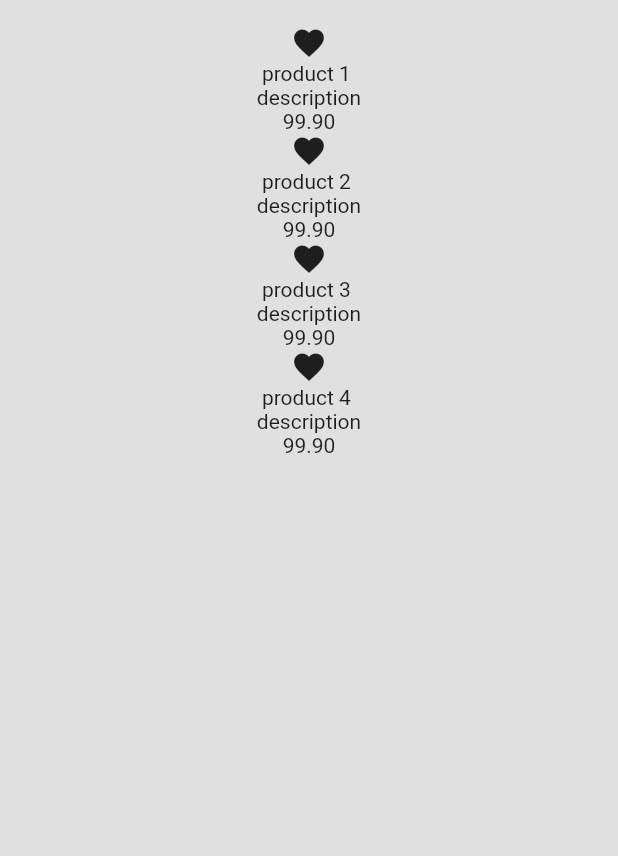
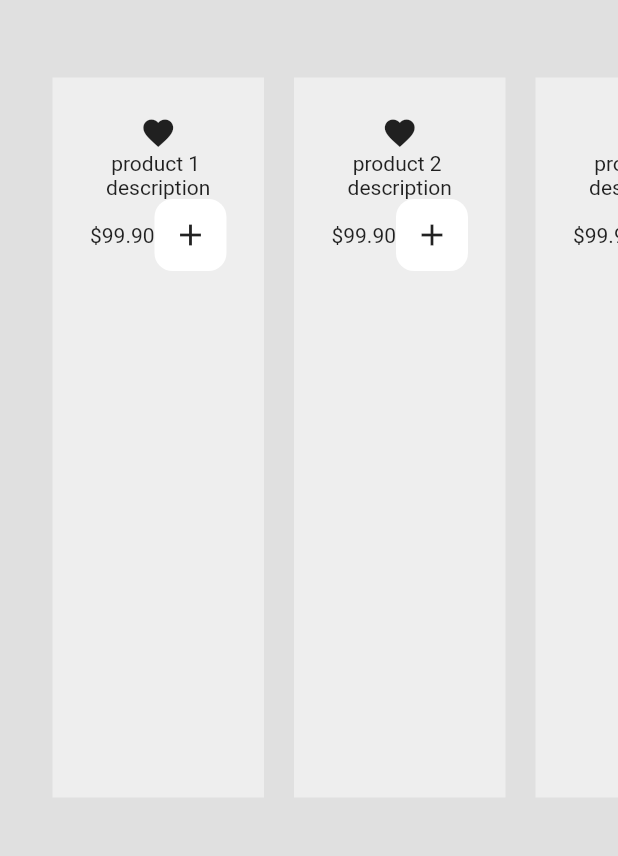
Before and after one commit to Prashantnandwana/minimal_ecommerce_app, a Flutter app: the ShopPage screen opened by its route, on a phone screen of 412 x 824 dp, the part 59-915 px from its top. Run offline on Flutter 3.47's test engine with Material 2 defaults, Android fonts, the phone set to English and light mode, and no system bars.

Commit message:
remove product problrm

```diff
--- a/lib/my_product_tile.dart
+++ b/lib/my_product_tile.dart
@@ -1,13 +1,45 @@
 import 'package:flutter/material.dart';
 import 'package:minimal_ecommerce_app/products.dart';
+import 'package:minimal_ecommerce_app/shop.dart';
+import 'package:provider/provider.dart';
 
 class MyProductTite extends StatelessWidget {
   final Product product;
   const MyProductTite({super.key, required this.product,});
 
+void addToCart(BuildContext context){
+  //show a dialog box to ask user to confirmto add to cart
+  showDialog(context: context, builder: (context) => AlertDialog(
+    content: Text("add this item to your cart"),
+    actions: [
+      // cancle button
+      MaterialButton(onPressed: ()=>Navigator.pop(context),
+      child: Text("Cancle"),
+      ),
+// yes button
+MaterialButton(onPressed: (){
+  Navigator.pop(context);
+
+  //add to cart
+  context.read<Shop>().addToCart(product);
+},
+child: Text("yes"),
+)
+
+    ],
+  ));
+}
+
+
+
   @override
   Widget build(BuildContext context) {
     return Container(
+      decoration: BoxDecoration(
+        color: Theme.of(context).colorScheme.primary,
+      ),
+      margin: EdgeInsets.all(10),
+      padding: EdgeInsets.all(25),
       child: Column(
         children: [
 
@@ -22,7 +54,20 @@ class MyProductTite extends StatelessWidget {
 
 
           //price + add button
-          Text(product.price.toStringAsFixed(2)),
+          Row(
+            mainAxisAlignment: MainAxisAlignment.spaceBetween,
+            children: [
+              // product price
+              Text("\$"+product.price.toStringAsFixed(2)),
+              //add to cart button
+              Container(
+                decoration: BoxDecoration(
+                  color: Theme.of(context).colorScheme.secondary,
+                  borderRadius: BorderRadius.circular(12),
+                ),
+                child: IconButton(onPressed: ()=>addToCart(context), icon: Icon(Icons.add)))
+            ],
+          ),
         ],
       ),
     );
--- a/lib/shop_page.dart
+++ b/lib/shop_page.dart
@@ -21,8 +21,19 @@ class ShopPage extends StatelessWidget {
         ),
       drawer: MyDrawer(),
         backgroundColor: Theme.of(context).colorScheme.background,
-        body: ListView.builder(
+        body: ListView(
+          children: [
+
+            //shop title
+
+            // shop sub title
+
+            //product list
+            SizedBox(height: 550,
+          child: ListView.builder(
             itemCount: products.length,
+            scrollDirection: Axis.horizontal,
+            padding: EdgeInsets.all(25),
             itemBuilder: (context, index){
             //get each individual product from shop
             final Product = products[index];
@@ -30,6 +41,9 @@ class ShopPage extends StatelessWidget {
 
             //return as a product tile UI
           }),
+        ),
+          ],
+        )
 
     );
   }
```
Also changed, not shown: lib/cart_page.dart (+12 -1 lines). Lines whose indentation alone changed are shown as unchanged.
